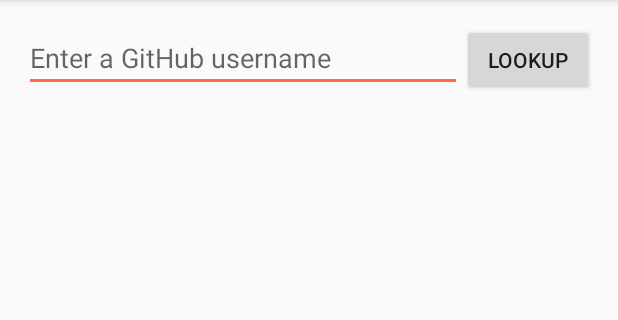
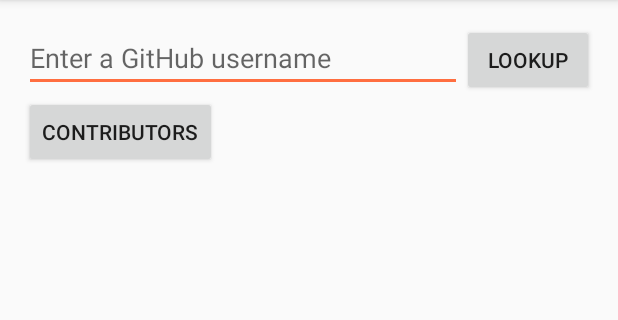
Before and after one commit to danbuckland/android-retrofit-example, an Android app: the screen it shows after launch (MainActivity), on a phone screen of 412 x 824 dp, the part 84-404 px from its top. Run offline under Robolectric (Android 15) with nearby library versions, the phone set to English and light mode, and no system bars; libraries missing offline, so code that uses them is left out: com.squareup.okhttp; 2 statements that could not run were skipped.

Commit message:
Add work in progress code with NetworkOnMainThreadException

```diff
--- a/app/src/main/java/com/blocksolid/retrofittutorial/api/GitApi.java
+++ b/app/src/main/java/com/blocksolid/retrofittutorial/api/GitHubClient.java
@@ -1,19 +1,24 @@
 package com.blocksolid.retrofittutorial.api;
 
+import com.blocksolid.retrofittutorial.model.Contributor;
 import com.blocksolid.retrofittutorial.model.GitModel;
+
+import java.util.List;
 
 import retrofit.Call;
 import retrofit.http.GET;
 import retrofit.http.Path;
 
-/**
- * Created by Dan Buckland on 26/10/2015.
- */
-public interface GitApi {
+public interface GitHubClient {
     @GET("users/{user}")
     //The second part of the URL
-
     Call<GitModel>  getFeed(@Path("user") String user);
     //String user is for passing values from the EditText e.g. user="danbuckland", "google"
     //Response is the response from the server which is now in the POJO
+
+    @GET("/repos/{owner}/{repo}/contributors")
+    Call<List<Contributor>> contributors(
+            @Path("owner") String owner,
+            @Path("repo") String repo
+    );
 }
--- a/app/src/main/res/layout/content_main.xml
+++ b/app/src/main/res/layout/content_main.xml
@@ -32,6 +32,11 @@
             android:id="@+id/main_btn_lookup"
             android:text="@string/main_btn_lookup"/>
     </LinearLayout>
+    <Button
+        android:layout_width="wrap_content"
+        android:layout_height="wrap_content"
+        android:onClick="showContributors"
+        android:text="Contributors"/>
     <RelativeLayout
         android:layout_width="match_parent"
         android:layout_height="wrap_content">
```
Also changed, not shown: app/build.gradle (+7 -1 lines), app/src/main/java/com/blocksolid/retrofittutorial/MainActivity.java (+29 -13 lines), app/src/main/java/com/blocksolid/retrofittutorial/api/ServiceGenerator.java (added, +22 -0 lines), app/src/main/java/com/blocksolid/retrofittutorial/model/Contributor.java (added, +9 -0 lines).
